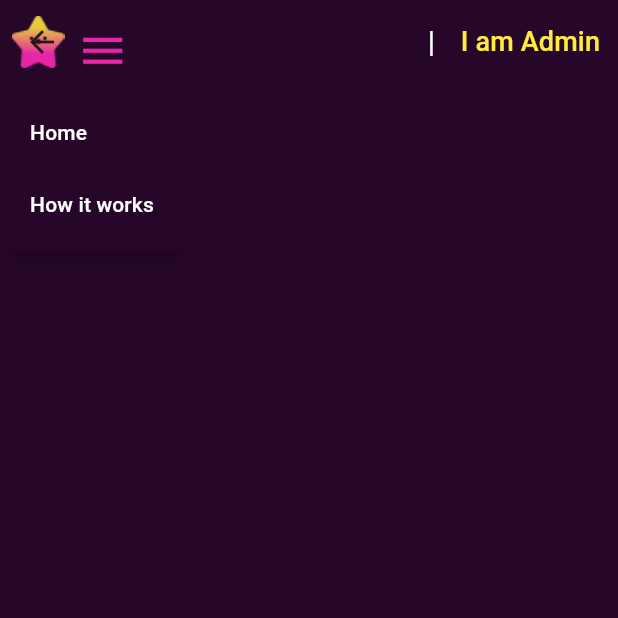
After one commit to QuickCrafts/PerfectPick_Frontend, a Flutter app: the AdsLandingPage screen opened by its route, after a tap on the "menu" icon, on a phone screen of 412 x 824 dp, the top half of it. The commit adds this screen. Run offline on Flutter 3.47's test engine with Material 3 defaults, Android fonts, the phone set to English and light mode, and no system bars; our stand-ins replace flutter_dotenv, graphql_flutter.

Commit message:
feat: ads container made

```diff
--- a/lib/main.dart
+++ b/lib/main.dart
@@ -1,4 +1,5 @@
 import 'package:flutter/material.dart';
+import 'package:perfectpick_wa/presentation/pages/ads_landing.dart';
 import 'package:perfectpick_wa/presentation/widgets/cards/card_media.dart';
 import 'presentation/widgets/navigation/navbar.dart';
 import 'presentation/widgets/navigation/how_it_works.dart';
@@ -24,7 +25,8 @@ Future main() async {
 }
 
 class MyApp extends StatelessWidget {
-  const MyApp({super.key});
+  final AuthRepository mainAuthRepository = AuthRepository(client: graphqlClient.value);
+  MyApp({super.key});
 
   @override
   Widget build(BuildContext context) {
@@ -36,10 +38,10 @@ class MyApp extends StatelessWidget {
           useMaterial3: true,
           colorScheme: ColorScheme.fromSeed(seedColor: Colors.deepOrange),
         ),
+        initialRoute: '/',
         routes: {
-          '/': (context) => MyHomePage(
-                authRepository: AuthRepository(client: graphqlClient.value),
-              ),
+          '/': (context) => MyHomePage(authRepository: mainAuthRepository),
+          '/ads': (context) => AdsLandingPage(authRepository: mainAuthRepository),
         },
       ),
     );
--- /dev/null
+++ b/lib/presentation/pages/ads_landing.dart
@@ -0,0 +1,78 @@
+import 'package:flutter/material.dart';
+import 'package:perfectpick_wa/presentation/widgets/cards/card_media.dart';
+import 'package:perfectpick_wa/presentation/widgets/navigation/ads/ads_navbar.dart';
+import 'package:perfectpick_wa/presentation/widgets/navigation/navbar.dart';
+import 'package:perfectpick_wa/presentation/widgets/navigation/how_it_works.dart';
+import 'package:perfectpick_wa/presentation/widgets/navigation/support.dart';
+import 'package:perfectpick_wa/presentation/widgets/navigation/faqs.dart';
+import 'package:perfectpick_wa/presentation/widgets/navigation/footer.dart';
+import 'package:flutter_dotenv/flutter_dotenv.dart';
+import 'package:perfectpick_wa/data/data_providers/client_declarator.dart';
+import "package:perfectpick_wa/data/repositories/auth/auth_repository.dart";
+import 'package:graphql_flutter/graphql_flutter.dart';
+
+import 'package:provider/provider.dart';
+
+class AdsLandingPage extends StatefulWidget {
+  final AuthRepository authRepository;
+
+  const AdsLandingPage({super.key, required this.authRepository});
+
+  @override
+  AdsLandingPageState createState() => AdsLandingPageState();
+}
+
+class AdsLandingPageState extends State<AdsLandingPage> {
+  final ScrollController _scrollController = ScrollController();
+  final Map<String, GlobalKey> keys = {
+    "home": GlobalKey(),
+    "howItWorks": GlobalKey(),
+  };
+
+  AuthRepository get authRepository => widget.authRepository;
+
+  @override
+  void dispose() {
+    _scrollController.dispose();
+    super.dispose();
+  }
+
+  void _scrollToSection(String section) {
+    final GlobalKey? key = keys[section];
+    if (key == null) return;
+    Scrollable.ensureVisible(
+      key.currentContext!,
+      duration: Duration(seconds: 1),
+      curve: Curves.easeInOut,
+    );
+  }
+
+  @override
+  Widget build(BuildContext context) {
+    return Scaffold(
+      extendBodyBehindAppBar: true,
+      backgroundColor: Color(0xFF260629),
+      body: CustomScrollView(
+        controller: _scrollController,
+        slivers: [
+          SliverAppBar(
+            pinned: true,
+            backgroundColor: Colors.transparent,
+            flexibleSpace: AdNavBar(
+                onSectionSelected: _scrollToSection),
+          ),
+          SliverToBoxAdapter(
+            child: SingleChildScrollView(
+              child: Column(
+                children: [
+                  // Home
+                  // How it works
+                ],
+              ),
+            ),
+          ),
+        ],
+      ),
+    );
+  }
+}
--- /dev/null
+++ b/lib/presentation/widgets/navigation/ads/ads_navbar.dart
@@ -0,0 +1,183 @@
+import 'package:flutter/material.dart';
+import "package:perfectpick_wa/presentation/colors.dart";
+import 'package:perfectpick_wa/presentation/widgets/login/login_modal.dart';
+import 'package:perfectpick_wa/presentation/widgets/navigation/how_it_works.dart';
+import 'package:perfectpick_wa/presentation/widgets/signUp/signup_modal.dart';
+import "package:perfectpick_wa/data/repositories/auth/auth_repository.dart";
+
+class AdNavBar extends StatelessWidget {
+  final Function(String) onSectionSelected;
+
+  const AdNavBar({Key? key, required this.onSectionSelected}) : super(key: key);
+
+  @override
+  Widget build(BuildContext context) {
+    return LayoutBuilder(
+      builder: (context, constraints) {
+        if (constraints.maxWidth > 830) {
+          return DesktopAdNavBar(onSectionSelected: (string) {
+            onSectionSelected(string);
+          });
+        } else {
+          return MobileAdNavBar(onSectionSelected: (string) {
+            onSectionSelected(string);
+          });
+        }
+      },
+    );
+  }
+}
+
+class DesktopAdNavBar extends StatelessWidget {
+  final Function(String) onSectionSelected;
+
+  const DesktopAdNavBar({Key? key,
+  required this.onSectionSelected,})
+      : super(key: key);
+
+  @override
+  Widget build(BuildContext context) {
+    return Container(
+      height: 60,
+      decoration: BoxDecoration(
+        color:
+            Color.fromRGBO(38, 6, 41, 0.5), // Updated color to match the image
+        borderRadius: BorderRadius.all(Radius.circular(30)),
+      ),
+      child: Row(
+        children: [
+          SizedBox(width: 20),
+          InkWell(
+            onTap: ()  {
+              onSectionSelected("home");
+            },
+            child: Image.asset(
+              "lib/presentation/images/PerfectPickName.png",
+              width: 201,
+              height: 24,
+            ),
+          ),
+          Spacer(),
+          TextButton(
+            onPressed: () {
+              onSectionSelected("home");
+            },
+            child: Text(
+              'Home',
+              style: TextStyle(color: Colors.white, fontSize: 18),
+            ),
+          ),
+          SizedBox(width: 5),
+          TextButton(
+            onPressed: () {
+              onSectionSelected("howItWorks");
+            },
+            child: Text(
+              'How it works',
+              style: TextStyle(color: Colors.white, fontSize: 18),
+            ),
+          ),
+          Spacer(),
+          TextButton(
+            onPressed: () {
+            },
+            child: Text(
+              'I am Admin',
+              style: TextStyle(color: Colors.yellow, fontSize: 18),
+            ),
+          ),
+          SizedBox(width: 20),
+        ],
+      ),
+    );
+  }
+}
+
+class MobileAdNavBar extends StatelessWidget {
+  final Function(String) onSectionSelected;
+
+  const MobileAdNavBar({Key? key, required this.onSectionSelected,})
+      : super(key: key);
+  @override
+  Widget build(BuildContext context) {
+    return Container(
+      height: 60,
+      width: 800,
+      decoration: BoxDecoration(
+        borderRadius: BorderRadius.all(Radius.circular(20)),
+        color: Color.fromRGBO(38, 6, 41, 0.5),
+      ),
+      child: Row(
+        mainAxisAlignment: MainAxisAlignment.spaceBetween,
+        children: [
+          Padding(
+            padding: const EdgeInsets.all(8.0),
+            child: Row(
+              children: [
+                Image.asset(
+                  "lib/presentation/images/PerfectPickStar.png",
+                  width: 35,
+                  height: 35,
+                ),
+                IconButton(
+                  iconSize: 35,
+                  icon: Icon(Icons.menu, color: activeColor),
+                  onPressed: () {
+                    showMenu(
+                      color: Color.fromRGBO(38, 6, 41, 1),
+                      context: context,
+                      position: RelativeRect.fromLTRB(0, kToolbarHeight, 0, 0),
+                      items: [
+                        PopupMenuItem(
+                          onTap: () {
+                            onSectionSelected("home");
+                          },
+                          value: 1,
+                          child:
+                          Text(
+                            'Home',
+                            style: TextStyle(
+                              color: Colors.white,
+                            ),
+                            ),
+                        ),
+                        PopupMenuItem(
+                          onTap: () {
+                            onSectionSelected("howItWorks");
+                          },
+                          value: 2,
+                          child:
+                          Text(
+                            'How it works',
+                            style: TextStyle(
+                              color: Colors.white,
+                            ),
+                            ),
+                        ),
+                      ],
+                    );
+                  },
+                ),
+              ],
+            ),
+          ),
+          Row(
+            children: [
+              SizedBox(width: 5),
+              Text("|", style: TextStyle(color: Colors.white, fontSize: 20)),
+              SizedBox(width: 5),
+              TextButton(
+                onPressed: () {
+                },
+                child: Text(
+                  'I am Admin',
+                  style: TextStyle(color: Colors.yellow, fontSize: 18),
+                ),
+              ),
+            ],
+          ),
+        ],
+      ),
+    );
+  }
+}
--- a/lib/presentation/widgets/navigation/footer.dart
+++ b/lib/presentation/widgets/navigation/footer.dart
@@ -145,7 +145,7 @@ class DesktopFooter extends StatelessWidget {
                 ),
                 TextButton(
                   onPressed: () {
-                    //
+                    Navigator.pushNamed(context, "/ads");
                   },
                   child: Text(
                     'Advertising',
```
